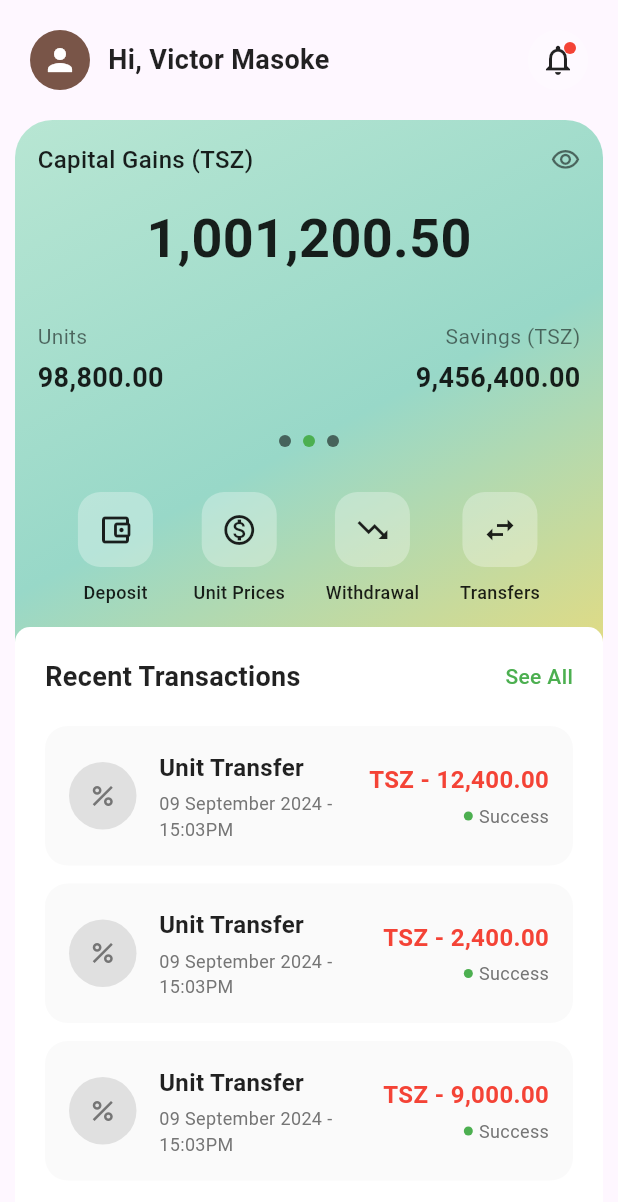
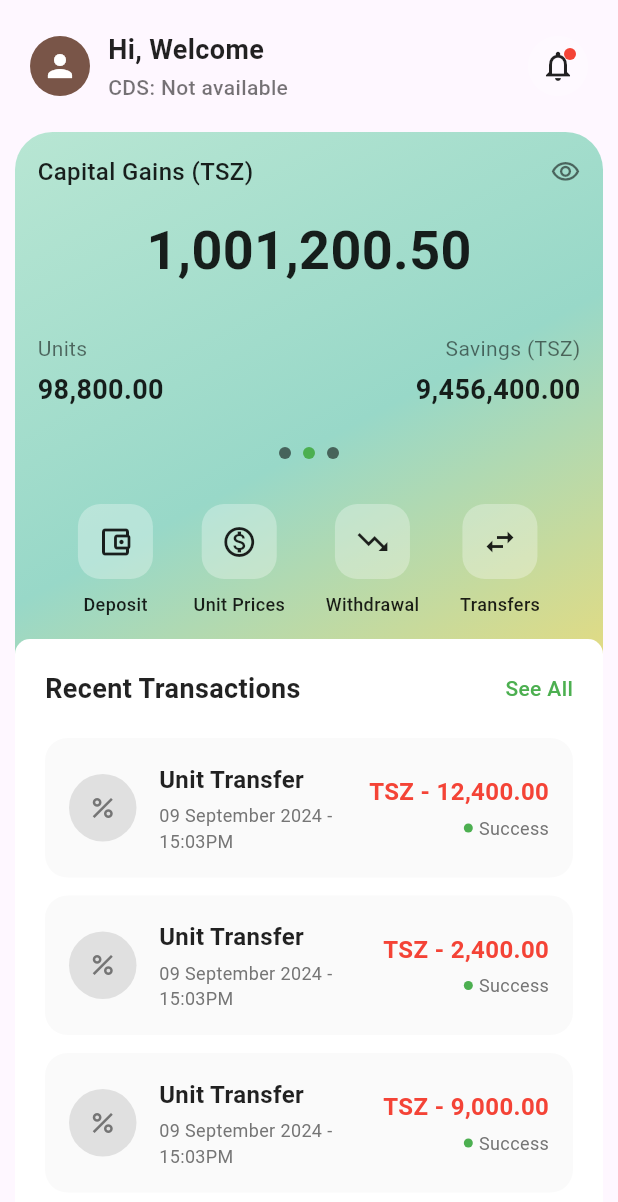
Before and after one commit to Faison2/fund_managment, a Flutter app: the HomeScreen widget shown alone on an empty page, opened directly, on a phone screen of 412 x 824 dp. Shown: the top 1202 px of the screen. Run offline on Flutter 3.47's test engine with Material 3 defaults, Android fonts, the light colour scheme and no system bars; our stand-ins replace shared_preferences; accounts and stored records are empty; network calls fail.

Commit message:
added the fundm

```diff
--- a/lib/features/accounts/api_service.dart
+++ b/lib/features/accounts/api_service.dart
@@ -1,8 +1,9 @@
 import 'dart:convert';
 import 'package:http/http.dart' as http;
+import 'package:tsl/constants/constants.dart';
 
 class ApiService {
-  static const String baseUrl = 'http://192.168.3.204/TSLFMSAPI/home';
+  static const String baseUrl = '$cSharpApi/home';
   static const String apiUsername = 'User2';
   static const String apiPassword = 'CBZ1234#2';
 
--- a/lib/features/accounts/individual_account.dart
+++ b/lib/features/accounts/individual_account.dart
@@ -2,6 +2,7 @@ import 'package:flutter/material.dart';
 import 'package:http/http.dart' as http;
 import 'dart:convert';
 import 'package:shared_preferences/shared_preferences.dart'; // Add this import
+import 'package:tsl/constants/constants.dart';
 import '../auth/login/login.dart';
 import '../accounts/api_service/bank_controller.dart';
 
@@ -14,8 +15,8 @@ class IndividualAccountScreen extends StatefulWidget {
 
 class _IndividualAccountScreenState extends State<IndividualAccountScreen> {
   final BankController _bankController = BankController();
-  final String _apiUrl = "http://192.168.3.204/TSLFMSAPI/home/CreateAccount";
-  final String _getBanksUrl = "http://192.168.3.204/TSLFMSAPI/home/GetBanks";
+  final String _apiUrl = "$cSharpApi/CreateAccount";
+  final String _getBanksUrl = "$cSharpApi/GetBanks";
   final String _apiUsername = "User2";
   final String _apiPassword = "CBZ1234#2";
 
--- a/lib/features/auth/login/login.dart
+++ b/lib/features/auth/login/login.dart
@@ -2,6 +2,7 @@ import 'package:flutter/material.dart';
 import 'package:http/http.dart' as http;
 import 'dart:convert';
 import 'package:shared_preferences/shared_preferences.dart';
+import 'package:tsl/constants/constants.dart';
 import 'package:tsl/features/auth/sign_up/signup.dart';
 import '../../dashboard/dashboard.dart';
 import '../forgot_password/forgot-password.dart';
@@ -21,7 +22,7 @@ class _LoginScreenState extends State<LoginScreen> {
   bool _isLoading = false;
 
   // API configuration
-  static const String apiUrl = 'http://192.168.3.204/TSLFMSAPI/home/Userlogin';
+  static const String apiUrl = '$cSharpApi/Userlogin';
   static const String apiUsername = 'User2';
   static const String apiPassword = 'CBZ1234#2';
 
@@ -54,7 +55,7 @@ class _LoginScreenState extends State<LoginScreen> {
     try {
       final prefs = await SharedPreferences.getInstance();
 
-      // Save user data
+      // Save user dataA
       await prefs.setString('cdsNumber', cdsNumber);
       await prefs.setString('accountStatus', accountStatus);
       await prefs.setString('username', username);
--- a/lib/features/auth/sign_up/signup.dart
+++ b/lib/features/auth/sign_up/signup.dart
@@ -1,5 +1,6 @@
 import 'package:flutter/material.dart';
 import 'package:http/http.dart' as http;
+import 'package:tsl/constants/constants.dart';
 import 'dart:convert';
 import '../../accounts/individual_account.dart';
 import '../login/login.dart';
@@ -44,7 +45,7 @@ class _RegisterScreenState extends State<RegisterScreen> {
       }
 
       final response = await http.post(
-        Uri.parse('http://192.168.3.204/TSLFMSAPI/home/UserSignUp'),
+        Uri.parse('$cSharpApi/UserSignUp'),
         headers: {
           'Content-Type': 'application/json',
         },
--- a/lib/features/dashboard/dashboard.dart
+++ b/lib/features/dashboard/dashboard.dart
@@ -1,8 +1,8 @@
 import 'package:flutter/material.dart';
+import 'package:shared_preferences/shared_preferences.dart';
 import 'package:tsl/features/funds/funds.dart';
 import '../portifolio/portfolio.dart';
 import '../profile/profile.dart';
-
 
 class DashboardScreen extends StatefulWidget {
   const DashboardScreen({Key? key}) : super(key: key);
@@ -81,6 +81,7 @@ class HomeScreen extends StatefulWidget {
 
 class _HomeScreenState extends State<HomeScreen> {
   bool _isBalanceVisible = true;
+  String _cdsNumber = '';
 
   final List<Map<String, dynamic>> _transactions = [
     {
@@ -104,6 +105,27 @@ class _HomeScreenState extends State<HomeScreen> {
   ];
 
   @override
+  void initState() {
+    super.initState();
+    _loadCDSNumber();
+  }
+
+  Future<void> _loadCDSNumber() async {
+    try {
+      final prefs = await SharedPreferences.getInstance();
+      setState(() {
+        _cdsNumber = prefs.getString('cdsNumber') ?? 'Not available';
+      });
+      print('Loaded CDS Number: $_cdsNumber'); // Debug print
+    } catch (e) {
+      print('Error loading CDS number: $e');
+      setState(() {
+        _cdsNumber = 'Error loading';
+      });
+    }
+  }
+
+  @override
   Widget build(BuildContext context) {
     return SafeArea(
       child: Column(
@@ -119,13 +141,27 @@ class _HomeScreenState extends State<HomeScreen> {
                   child: Icon(Icons.person, color: Colors.white),
                 ),
                 const SizedBox(width: 12),
+                Column(
+                  crossAxisAlignment: CrossAxisAlignment.start,
+                  children: [
                     const Text(
-                  'Hi, Victor Masoke',
+                      'Hi, Welcome',
                       style: TextStyle(
                         fontSize: 18,
                         fontWeight: FontWeight.w600,
                         color: Colors.black87,
                       ),
+                    ),
+                    const SizedBox(height: 2),
+                    Text(
+                      'CDS: $_cdsNumber',
+                      style: const TextStyle(
+                        fontSize: 14,
+                        fontWeight: FontWeight.w500,
+                        color: Colors.black54,
+                      ),
+                    ),
+                  ],
                 ),
                 const Spacer(),
                 Container(
@@ -160,6 +196,7 @@ class _HomeScreenState extends State<HomeScreen> {
             ),
           ),
 
+          // Rest of your existing HomeScreen code remains the same...
           Expanded(
             child: Container(
               margin: const EdgeInsets.symmetric(horizontal: 10),
--- a/lib/features/funds/funds.dart
+++ b/lib/features/funds/funds.dart
@@ -1,6 +1,7 @@
 import 'dart:convert';
 import 'package:flutter/material.dart';
 import 'package:http/http.dart' as http;
+import 'package:tsl/constants/constants.dart';
 
 class FundsScreen extends StatefulWidget {
   const FundsScreen({Key? key}) : super(key: key);
@@ -13,7 +14,7 @@ class _FundsScreenState extends State<FundsScreen> {
   late Future<List<dynamic>> _fundsFuture;
 
   Future<List<dynamic>> fetchFunds() async {
-    const url = "http://192.168.3.204/TSLFMSAPI/home/GetFunds";
+    const url = "$cSharpApi/GetFunds";
     final response = await http.post(
       Uri.parse(url),
       headers: {"Content-Type": "application/json"},
--- a/pubspec.yaml
+++ b/pubspec.yaml
@@ -16,6 +16,8 @@ dependencies:
   cupertino_icons: ^1.0.8
   http: ^1.1.0
   shared_preferences: ^2.2.2
+  country_code_picker: ^3.0.0
+  intl_phone_field: ^3.2.0
 
 dev_dependencies:
   flutter_test:
```
Also changed, not shown: pubspec.lock. Lines whose indentation alone changed are shown as unchanged.
